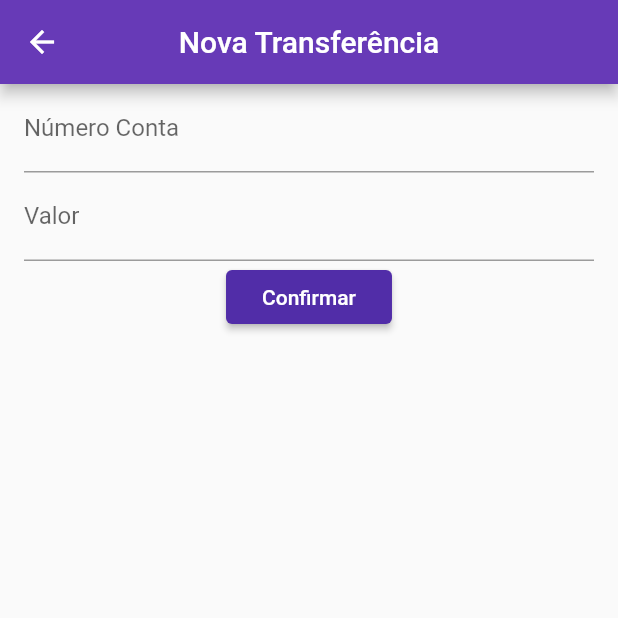
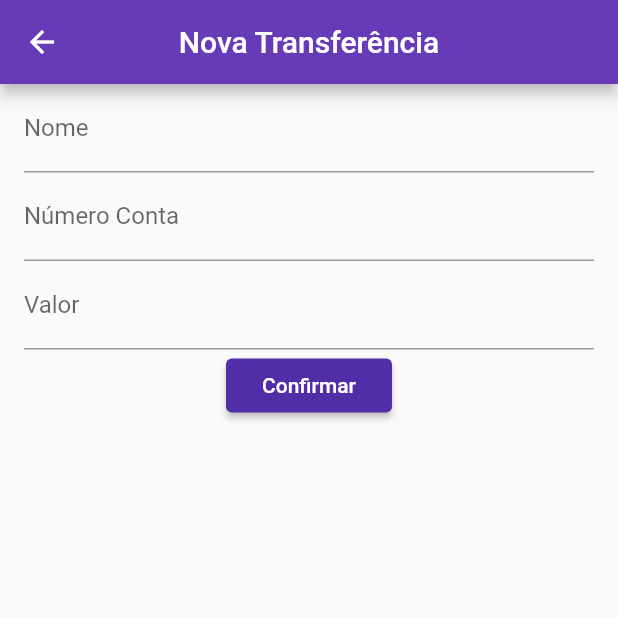
Before and after one commit to haganicolau/projeto-flutter, a Flutter app: the ListaTransferencia screen opened directly, after a tap on the "add" icon, on a phone screen of 412 x 824 dp, the top half of it. Run offline on Flutter 3.47's test engine with Material 2 defaults, Android fonts, the phone set to English and light mode, and no system bars; our stand-ins replace sqflite; accounts and stored records are empty.

Commit message:
criando banco

```diff
--- a/lib/components/item_transferencia.dart
+++ b/lib/components/item_transferencia.dart
@@ -12,7 +12,7 @@ class ItemTransferencia extends StatelessWidget {
       child: ListTile(
         leading: Icon(Icons.monetization_on),
         title: Text("R\$ ${this.transferencia.valor.toString()}"),
-        subtitle: Text("Conta: ${this.transferencia.conta}"),
+        subtitle: Text("${this.transferencia.nome} - Conta: ${this.transferencia.conta}"),
       ),
     );
   }
--- /dev/null
+++ b/lib/components/progress_circular.dart
@@ -0,0 +1,21 @@
+
+import 'package:flutter/cupertino.dart';
+import 'package:flutter/material.dart';
+
+class ProgressCircular extends StatelessWidget {
+  @override
+  Widget build(BuildContext context) {
+
+    return Center(
+      child: Column(
+        mainAxisAlignment: MainAxisAlignment.center,
+        crossAxisAlignment: CrossAxisAlignment.center,
+        children: [
+          CircularProgressIndicator(),
+          Text("Carregando...")
+        ],
+      ),
+    );
+  }
+
+}
--- /dev/null
+++ b/lib/database/app_database.dart
@@ -0,0 +1,15 @@
+
+import 'package:path/path.dart';
+import 'package:sqflite/sqflite.dart';
+
+Future<Database> createDatabase(String tableSQL) async {
+
+  final dbPath = await getDatabasesPath();
+  final String path = join(dbPath, "alfabank.db");
+
+  return openDatabase(path, onCreate: (db, version) {
+    db.execute(tableSQL);
+  }, version: 1,
+      onDowngrade: onDatabaseDowngradeDelete);
+
+}
--- /dev/null
+++ b/lib/database/dao/transferencia_dao.dart
@@ -0,0 +1,57 @@
+
+import 'package:flutter_alfabank/database/app_database.dart';
+import 'package:flutter_alfabank/modules/transferencia.dart';
+import 'package:sqflite/sqflite.dart';
+
+class TransferenciaDAO {
+
+  static final String tableSQL = 'CREATE TABLE transferencias ('
+      'id INTEGER PRIMARY KEY, '
+      'name TEXT, '
+      'account_number TEXT, '
+      'value REAL)';
+
+  Future<int> save(Transferencia transferencia) async {
+    final Database db = await createDatabase(tableSQL);
+
+    final Map<String, dynamic> transferenciaMap = toMap(transferencia);
+    return db.insert("transferencias", transferenciaMap);
+  }
+
+  Map<String, dynamic> toMap(Transferencia transferencia) {
+    final Map<String, dynamic> transferenciaMap = Map();
+
+    transferenciaMap["name"] = transferencia.nome;
+    transferenciaMap["account_number"] = transferencia.conta;
+    transferenciaMap["value"] = transferencia.valor;
+
+    return transferenciaMap;
+  }
+
+  Future<List<Transferencia>> findAll() async {
+
+    final Database db = await createDatabase(tableSQL);
+    final List<Map<String, dynamic>> maps = await db.query("transferencias");
+
+    return toListObject(maps);
+  }
+
+  List<Transferencia> toListObject(result) {
+    final List<Transferencia> transferencias = List();
+
+    for(Map<String, dynamic> map in result) {
+      var transferencia = Transferencia(
+          nome: map['name'],
+          conta: map['account_number'],
+          valor: map['value'],
+          id: map['id']
+      );
+
+      transferencias.add(transferencia);
+    }
+
+    return transferencias;
+  }
+
+
+}
--- /dev/null
+++ b/lib/modules/Module.dart
@@ -0,0 +1,5 @@
+
+abstract class Module{
+
+  String toString();
+}
--- a/lib/modules/transferencia.dart
+++ b/lib/modules/transferencia.dart
@@ -1,11 +1,15 @@
-class Transferencia {
+import 'package:flutter_alfabank/modules/Module.dart';
+
+class Transferencia extends Module {
   double valor;
   String conta;
+  String nome;
+  int id;
 
-  Transferencia(this.valor, this.conta);
+  Transferencia({this.valor, this.conta, this.nome, this.id});
 
   @override
   String toString() {
-    return 'Transferencia{valor: $valor, conta: $conta}';
+    return 'Transferencia{id: $id, valor: $valor, conta: $conta, nome: $nome}';
   }
 }
--- a/lib/screen/formulario_transferencia.dart
+++ b/lib/screen/formulario_transferencia.dart
@@ -1,11 +1,16 @@
 import 'package:flutter/material.dart';
 import 'package:flutter_alfabank/components/editor.dart';
+import 'package:flutter_alfabank/database/app_database.dart';
+import 'package:flutter_alfabank/database/dao/transferencia_dao.dart';
 import 'package:flutter_alfabank/modules/transferencia.dart';
 
 class FormularioTransferencia extends StatelessWidget {
+  final TextEditingController _controladorCampoNumeroConta =
+      TextEditingController();
+  final TextEditingController _controladorCampoValor = TextEditingController();
+  final TextEditingController _controladorCampoNome = TextEditingController();
 
-  final TextEditingController _controladorCampoNumeroConta = TextEditingController();
-  final TextEditingController _controladorCampoValor = TextEditingController();
+  final TransferenciaDAO _dao = TransferenciaDAO();
 
   @override
   Widget build(BuildContext context) {
@@ -17,6 +22,11 @@ class FormularioTransferencia extends StatelessWidget {
         body: SingleChildScrollView(
           child: Column(
             children: <Widget>[
+              Editor(
+                controller: this._controladorCampoNome,
+                rotulo: "Nome",
+                dica: "Nome",
+              ),
               Editor(
                 controller: this._controladorCampoNumeroConta,
                 rotulo: "Número Conta",
@@ -33,10 +43,17 @@ class FormularioTransferencia extends StatelessWidget {
                 onPressed: () {
                   var numeroConta = this._controladorCampoNumeroConta.text;
                   var valor = this._controladorCampoValor.text;
+                  var nome = this._controladorCampoNome.text;
 
-                  Transferencia transferencia = Transferencia(double.tryParse(valor), numeroConta);
+                  Transferencia transferencia = Transferencia(
+                    valor: double.tryParse(valor),
+                    conta: numeroConta,
+                    nome: nome,
+                  );
 
-                  Navigator.pop(context, transferencia);
+                  this._dao.save(transferencia)
+                    .then((id) => Navigator.pop(context, id));
+
                 },
                 child: Text("Confirmar"),
               ),
--- a/lib/screen/lista_transferencia.dart
+++ b/lib/screen/lista_transferencia.dart
@@ -1,11 +1,12 @@
 import 'package:flutter/material.dart';
+import 'package:flutter_alfabank/components/progress_circular.dart';
+import 'package:flutter_alfabank/database/app_database.dart';
+import 'package:flutter_alfabank/database/dao/transferencia_dao.dart';
 import 'package:flutter_alfabank/screen/formulario_transferencia.dart';
 import 'package:flutter_alfabank/modules/transferencia.dart';
 import '../components/item_transferencia.dart';
 
 class ListaTransferencia extends StatefulWidget {
-
-  final List<Transferencia> listaTransferencias = List();
 
   @override
   State<StatefulWidget> createState() {
@@ -15,6 +16,9 @@ class ListaTransferencia extends StatefulWidget {
 }
 
 class _ListaTransferenciaState extends State<ListaTransferencia> {
+
+  final TransferenciaDAO _dao = TransferenciaDAO();
+
   @override
   Widget build(BuildContext context) {
 
@@ -23,38 +27,47 @@ class _ListaTransferenciaState extends State<ListaTransferencia> {
         title: Text("Lista de Transferências"),
         centerTitle: true,
       ),
-      body: ListView.builder(
-        itemCount: widget.listaTransferencias.length,
-        itemBuilder: (context, indice) {
-          var transferencia = widget.listaTransferencias[indice];
-          return ItemTransferencia(transferencia);
+      body: FutureBuilder <List<Transferencia>> (
+        future: Future.delayed(Duration(seconds: 2)).then((value) => this._dao.findAll()),
+        builder: (context, snapshot) {
+          List<Transferencia> listaTransferencias = snapshot.data;
+
+          switch(snapshot.connectionState) {
+            case ConnectionState.none:
+              break;
+            case ConnectionState.waiting:
+              return ProgressCircular();
+              break;
+            case ConnectionState.active:
+              break;
+            case ConnectionState.done:
+              return ListView.builder(
+                itemCount: listaTransferencias.length,
+                itemBuilder: (context, indice) {
+                  var transferencia = listaTransferencias[indice];
+                  return ItemTransferencia(transferencia);
+                },
+              );
+              break;
+          }
+
+          return Text("Error unkonw!");
         },
       ),
       floatingActionButton: FloatingActionButton(
         child: Icon(Icons.add),
         onPressed: () {
-          Future <Transferencia> future = Navigator.push(
+          Future <int> future = Navigator.push(
               context,
               MaterialPageRoute(builder: (context) {
                 return FormularioTransferencia();
               })
           );
-          print("continuou");
 
-          future.then((transferenciaRecebida){
-            print("pagina lista: $transferenciaRecebida");
-
-            if(transferenciaRecebida == null
-              || transferenciaRecebida.valor == null
-              || transferenciaRecebida.conta == null) {
-              return;
-            }
-
+          future.then((id){
             setState(() {
-              widget.listaTransferencias.add(transferenciaRecebida);
+              print("novo id: $id");
             });
-
-            print("após a lista");
           });
         },
       ),
--- a/pubspec.yaml
+++ b/pubspec.yaml
@@ -23,6 +23,8 @@ environment:
 dependencies:
   flutter:
     sdk: flutter
+  sqflite:
+  path:
 
 
   # The following adds the Cupertino Icons font to your application.
```
Also changed, not shown: lib/components/item_menu.dart (added, +49 -0 lines), lib/main.dart (+10 -2 lines), lib/screen/home.dart (added, +42 -0 lines).
